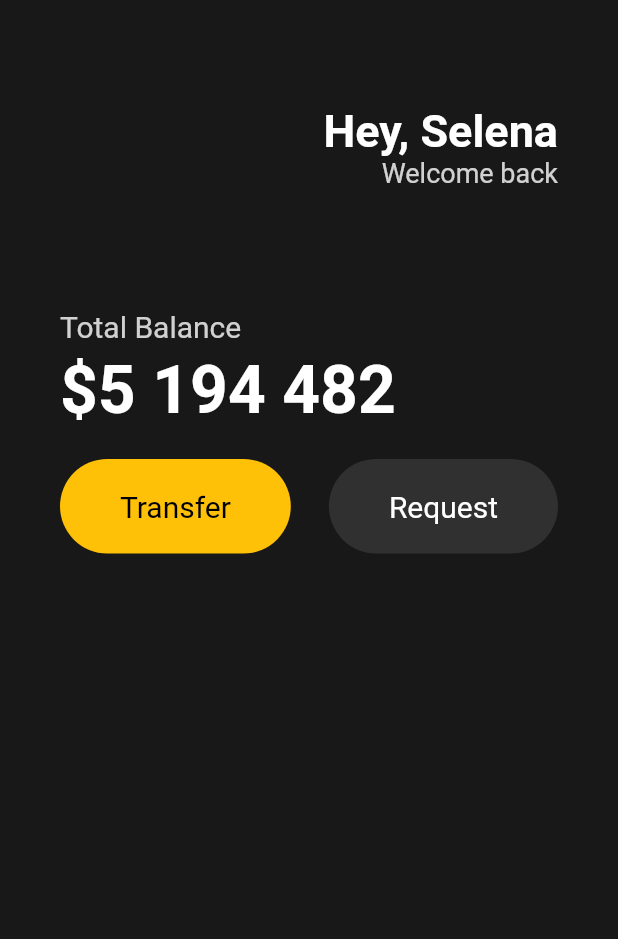
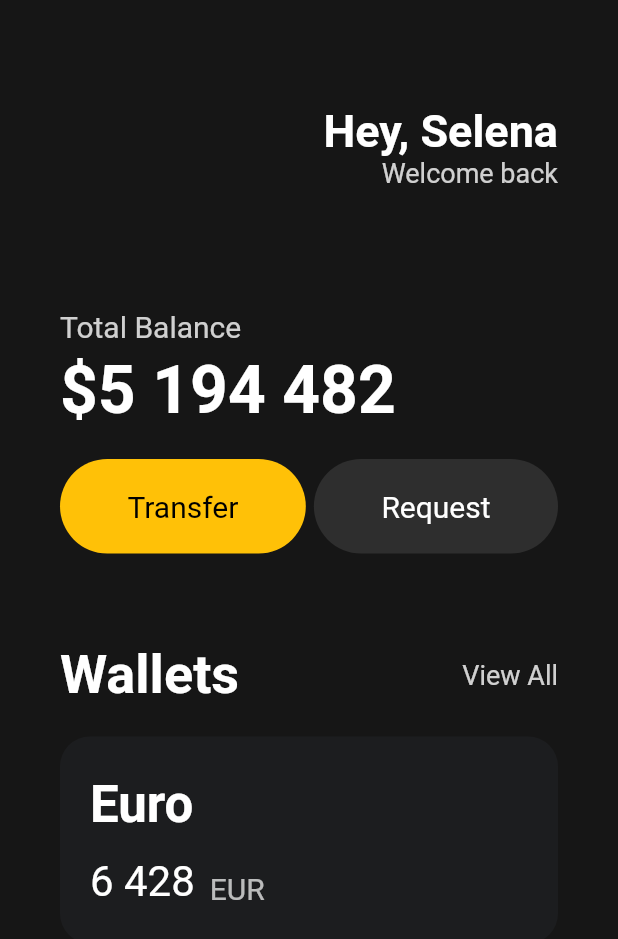
Before and after one commit to DaehunGwak/flutter-playground, a Flutter app: the screen it shows after launch, on a phone screen of 412 x 824 dp. Shown: the top 939 px of the screen. Run offline on Flutter 3.47's test engine with Material 2 defaults, Android fonts, the phone set to English and light mode, and no system bars.

Commit message:
modify main app (~ 3.6 cards)

```diff
--- a/hello_flutter/lib/main.dart
+++ b/hello_flutter/lib/main.dart
@@ -14,7 +14,7 @@ class App extends StatelessWidget {
   Widget build(BuildContext context) {
     return MaterialApp(
       home: Scaffold(
-        backgroundColor: const Color(0xff181818),
+        backgroundColor: const Color(0xff161616),
         body: Padding(
           padding: const EdgeInsets.symmetric(horizontal: 40),
           child: Column(
@@ -82,6 +82,85 @@ class App extends StatelessWidget {
                   ),
                 ],
               ),
+              const SizedBox(
+                height: 60,
+              ),
+              Row(
+                mainAxisAlignment: MainAxisAlignment.spaceBetween,
+                // crossAxisAlignment: CrossAxisAlignment.end,
+                children: [
+                  const Text(
+                    'Wallets',
+                    style: TextStyle(
+                      color: Colors.white,
+                      fontSize: 36,
+                      fontWeight: FontWeight.bold,
+                    ),
+                  ),
+                  Text(
+                    'View All',
+                    style: TextStyle(
+                      color: Colors.white.withOpacity(0.8),
+                      fontSize: 18,
+                    ),
+                  )
+                ],
+              ),
+              const SizedBox(
+                height: 20,
+              ),
+              Container(
+                decoration: BoxDecoration(
+                  color: const Color(0xff1c1d1f),
+                  borderRadius: BorderRadius.circular(20),
+                ),
+                padding: const EdgeInsets.symmetric(
+                  horizontal: 20,
+                  vertical: 25,
+                ),
+                child: const Row(
+                  children: [
+                    Column(
+                      crossAxisAlignment: CrossAxisAlignment.start,
+                      children: [
+                        Text(
+                          'Euro',
+                          style: TextStyle(
+                            color: Colors.white,
+                            fontSize: 34,
+                            fontWeight: FontWeight.bold,
+                          ),
+                        ),
+                        SizedBox(
+                          height: 15,
+                        ),
+                        Row(
+                          crossAxisAlignment: CrossAxisAlignment.end,
+                          children: [
+                            Text(
+                              '6 428',
+                              style: TextStyle(
+                                color: Colors.white,
+                                fontSize: 28,
+                              ),
+                            ),
+                            SizedBox(
+                              width: 10,
+                            ),
+                            Text(
+                              'EUR',
+                              style: TextStyle(
+                                color: Colors.white70,
+                                fontSize: 20,
+                              ),
+                            ),
+                          ],
+                        ),
+                      ],
+                    ),
+                  ],
+                ),
+              ),
             ],
           ),
         ),
--- a/hello_flutter/lib/widgets/button.dart
+++ b/hello_flutter/lib/widgets/button.dart
@@ -22,7 +22,7 @@ class MyButton extends StatelessWidget {
       child: Padding(
         padding: const EdgeInsets.symmetric(
           vertical: 20,
-          horizontal: 40,
+          horizontal: 45,
         ),
         child: Text(
           text,
```
